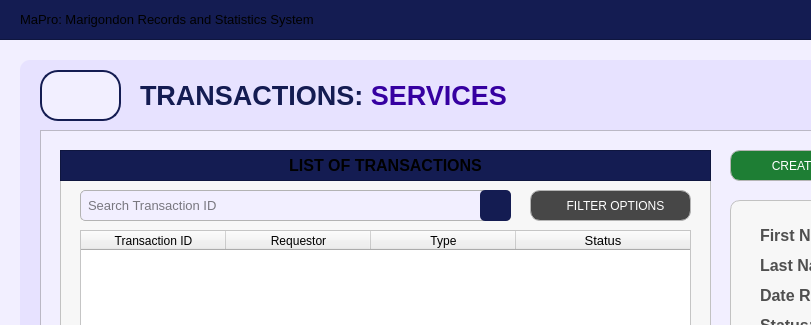
First picture: the form in Resources/UIs/MainPages/TransactionPages/services.ui, repository Yohhannn/Barangay-Records-Statistics-System, before the edit; both pictures show x 0 to 811 and y 0 to 325 of the 1350 by 850 pixel window.
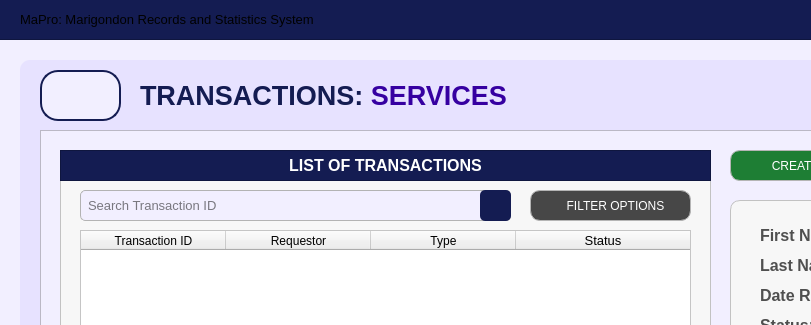
Second picture: the form after the edit. Icons and pictures are not drawn.

```diff
--- a/Resources/UIs/MainPages/TransactionPages/services.ui
+++ b/Resources/UIs/MainPages/TransactionPages/services.ui
@@ -269,7 +269,7 @@
         </font>
        </property>
        <property name="styleSheet">
-        <string notr="true">#label_title{
+        <string notr="true">#label_title_3{
 	background-color:transparent;
 	color: rgb(255, 255, 255);
 }</string>
```
Left out of the diff: 4 changed lines with no effect on the pictures.
